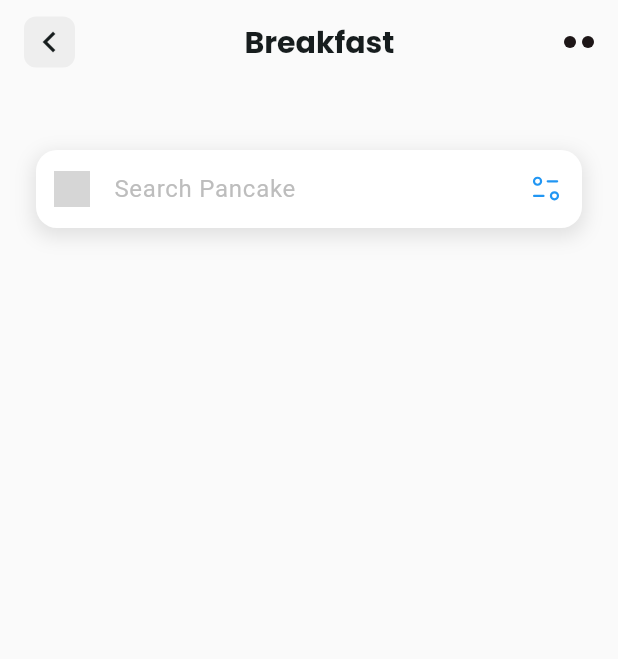
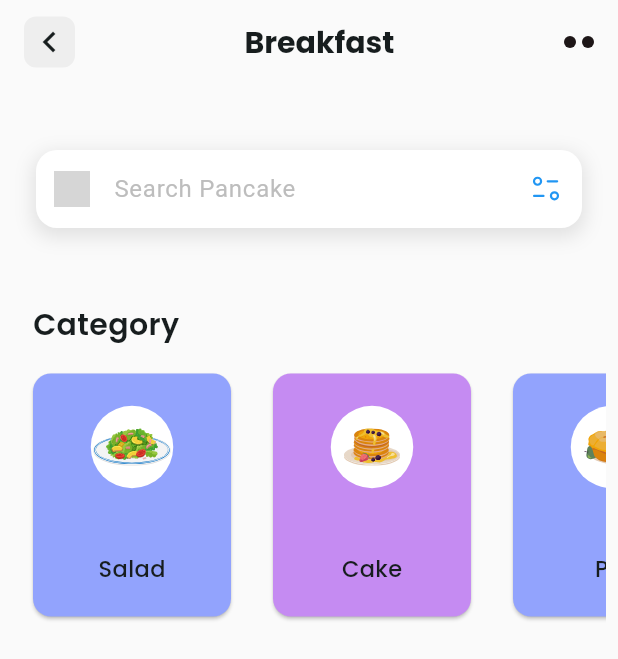
Before and after one commit to Mury05/FlutterBreakfastApp, a Flutter app: the screen it shows after launch, on a phone screen of 412 x 824 dp. Shown: the top 659 px of the screen. Run offline on Flutter 3.47's test engine with Material 3 defaults, Android fonts, the phone set to English and light mode, and no system bars; our stand-ins replace flutter_svg; grey boxes are pictures that could not be loaded.

Commit message:
Intégration de la liste des catégories dans le home

```diff
--- a/lib/screens/home.dart
+++ b/lib/screens/home.dart
@@ -1,6 +1,7 @@
 import 'package:flutter/material.dart';
 import 'package:flutter_breakfast_app/widgets/input-search.dart';
 import 'package:flutter_svg/flutter_svg.dart';
+import 'package:flutter_breakfast_app/screens/category_screen.dart';
 
 class MyHomePage extends StatefulWidget {
   const MyHomePage({super.key});
@@ -19,12 +20,15 @@ class _MyHomePageState extends State<MyHomePage> {
         child: Padding(
           padding: const EdgeInsets.all(8.0),
           child: Center(
-              child: Column(
-            children: [
-              SizedBox(height: 20),
-              SearchInput(),
-            ],
-          )),
+            child: Column(
+              children: [
+                SizedBox(height: 20),
+                SearchInput(),
+                SizedBox(height: 20),
+                CategoryScreen(),
+              ],
+            ),
+          ),
         ),
       ),
     );
@@ -37,7 +41,6 @@ class _MyHomePageState extends State<MyHomePage> {
         mainAxisAlignment: MainAxisAlignment.spaceBetween,
         crossAxisAlignment: CrossAxisAlignment.center,
         children: [
-          // Icon(Icons.chevron_left_outlined),
           Container(
             padding: EdgeInsets.all(3),
             decoration: BoxDecoration(
@@ -49,7 +52,6 @@ class _MyHomePageState extends State<MyHomePage> {
               size: 28,
             ),
           ),
-
           Text(
             'Breakfast',
             style: TextStyle(
```
